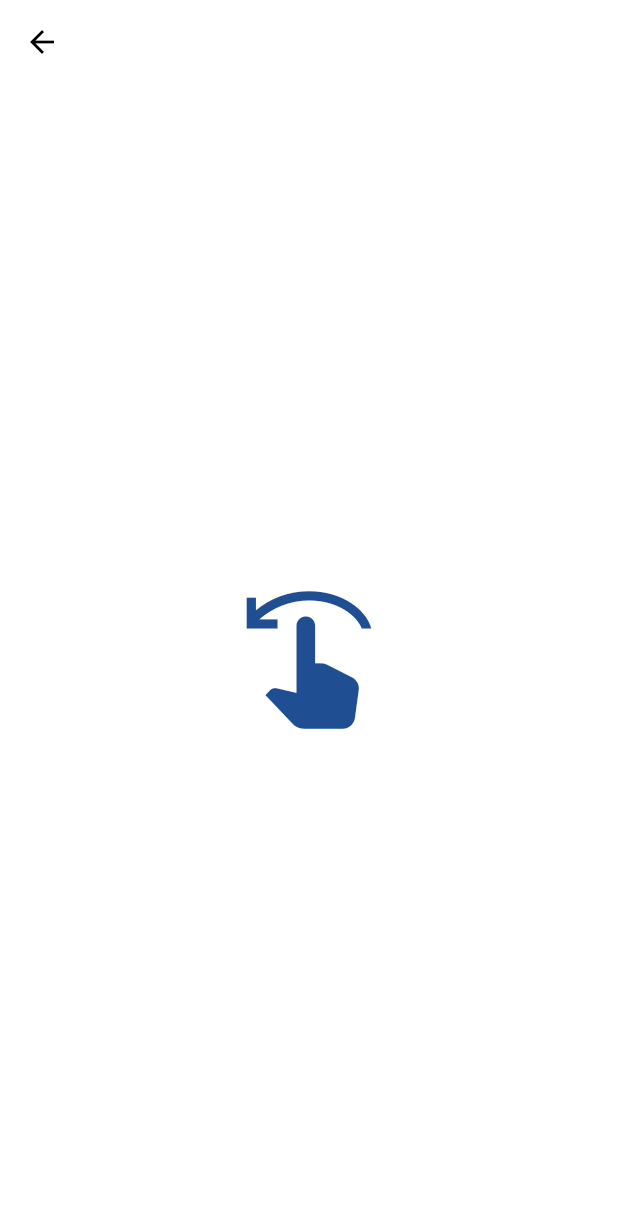
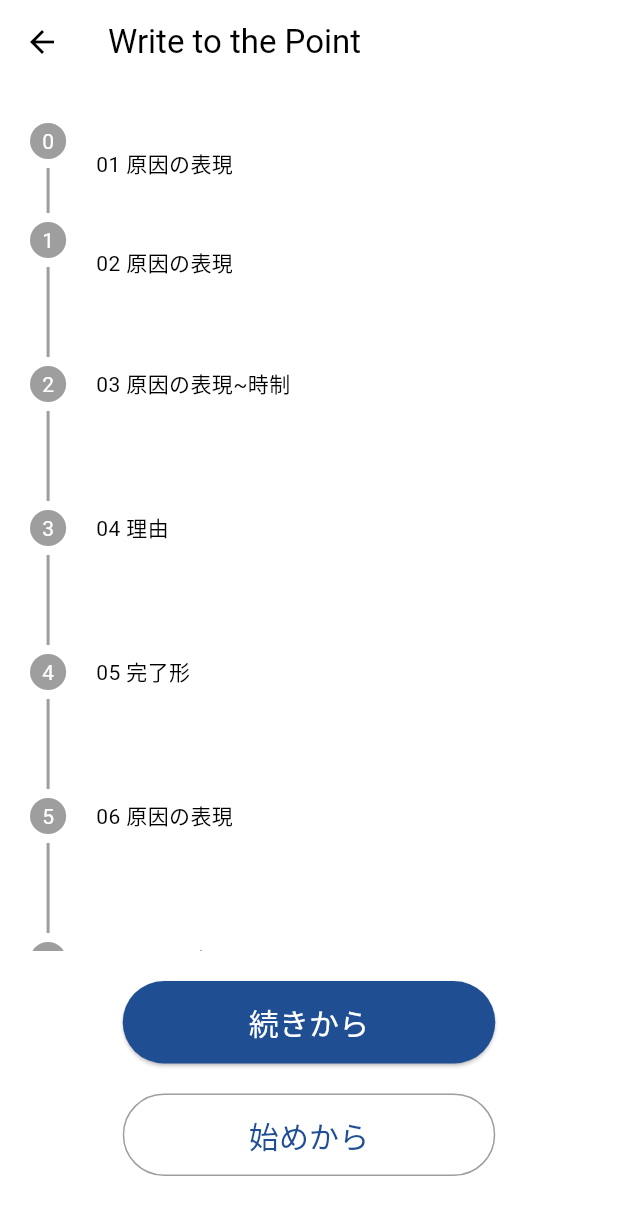
Before and after one commit to pe-tanman/writing_learner, a Flutter app: the screen it shows after launch, after a tap on "Write to the point", on a phone screen of 412 x 824 dp. Shown: the top 1215 px of the screen. Run offline on Flutter 3.47's test engine with Material 3 defaults, Android fonts, the phone set to English and light mode, and no system bars; our stand-ins replace firebase_core, flutter_dotenv, flutter_riverpod, riverpod_annotation, sqflite, webview_flutter; missing offline and left inert: fast_csv; accounts and stored records are empty; network calls fail; project files that could hold a hidden picture were left out.

Commit message:
操作animation, record_write_to_the_point

```diff
--- a/lib/main.dart
+++ b/lib/main.dart
@@ -6,19 +6,16 @@ import 'package:writing_learner/screens/main_screen.dart';
 import 'package:writing_learner/screens/privacy_policy.dart';
 import 'package:writing_learner/screens/question_view.dart';
 import 'package:writing_learner/screens/review_question_view.dart';
+import 'package:writing_learner/screens/w2p_record_screen.dart';
 import 'package:writing_learner/themes/app_theme.dart';
 import 'package:flutter_riverpod/flutter_riverpod.dart';
 import 'package:writing_learner/screens/proverb_question_view.dart';
 import 'package:writing_learner/screens/filling_question_view.dart';
 import 'package:writing_learner/screens/w2p_question_view.dart';
 import 'package:writing_learner/screens/review_list_screen.dart';
-import 'package:firebase_core/firebase_core.dart';
-import 'firebase_options.dart';
 
-void main() async{
-  await Firebase.initializeApp(
-  options: DefaultFirebaseOptions.currentPlatform,
-);
+
+void main() {
   runApp(const ProviderScope(child: MyApp()));
 }
 
@@ -39,6 +36,7 @@ class MyApp extends StatelessWidget {
           FillingQuestionView.routeName: (ctx) => const FillingQuestionView(),
           ProverbQuestionView.routeName: (ctx) => const ProverbQuestionView(),
           W2pQuestionView.routeName: (ctx) => const W2pQuestionView(),
+          W2pRecordScreen.routeName: (ctx) =>  W2pRecordScreen(),
           ReviewQuestionView.routeName: (ctx) => const ReviewQuestionView(),
           ReviewListScreen.routeName: (ctx) =>  ReviewListScreen(),
           DailyChallengeScreen.routeName: (ctx) => const DailyChallengeScreen(),
--- a/lib/screens/daily_challenge.dart
+++ b/lib/screens/daily_challenge.dart
@@ -36,7 +36,7 @@ class DailyChallengeScreenState extends ConsumerState<DailyChallengeScreen> {
   List<Widget> availableQuestionPages = [];
 
   Future<void> initPages(WidgetRef ref, BuildContext context) async {
-    availableQuestionPages.add(const QuestionStartScreen());
+    availableQuestionPages.add( QuestionStartScreen());
     await preloadNextPage(ref, questionNum, context);
     ref.read(isAnsweredProvider.notifier).state = true;
     isInit = false;
--- a/lib/screens/filling_question_view.dart
+++ b/lib/screens/filling_question_view.dart
@@ -30,7 +30,7 @@ class FillingQuestionViewState extends ConsumerState<FillingQuestionView> {
   List<Widget> availableQuestionPages = [];
 
   Future<void> initPages(WidgetRef ref) async {
-    availableQuestionPages.add(const QuestionStartScreen());
+    availableQuestionPages.add( QuestionStartScreen());
     await preloadNextPage(ref, 0);
     ref.read(isAnsweredProvider.notifier).state = true;
     isInit = false;
--- a/lib/screens/home_screen.dart
+++ b/lib/screens/home_screen.dart
@@ -4,6 +4,7 @@ import 'package:writing_learner/provider/database_helper.dart';
 import 'package:writing_learner/screens/daily_challenge.dart';
 import 'package:writing_learner/screens/filling_question_view.dart';
 import 'package:writing_learner/screens/w2p_question_view.dart';
+import 'package:writing_learner/screens/w2p_record_screen.dart';
 import 'package:writing_learner/themes/app_color.dart';
 import 'package:writing_learner/screens/question_view.dart';
 import 'package:writing_learner/screens/proverb_question_view.dart';
@@ -62,14 +63,11 @@ class HomeScreenState extends ConsumerState<HomeScreen> {
                 ),
                 child: InkWell(
                   onTap: () async {
-                    print('tapped');
                     //クリア済みの時の処理R
                     var previous =
                         await dailyChallengeDatabaseHelper.getPreviousDate();
                     var today =
                         dailyChallengeDatabaseHelper.getTodayAsInt();
-                        print('previous: $previous');
-                        print('today: $today');
                     if (previous == today) {
                       ScaffoldMessenger.of(context).showSnackBar(
                         const SnackBar(
@@ -119,7 +117,7 @@ class HomeScreenState extends ConsumerState<HomeScreen> {
                       'Write to the point',
                       '英訳教材',
                       'lib/assets/blue.png',
-                      W2pQuestionView.routeName,
+                      W2pRecordScreen.routeName,
                       context,
                       ref),
                   _buildItem('AI最難関穴埋め', '和文英訳', 'lib/assets/coming_square.png',
--- a/lib/screens/proverb_question_view.dart
+++ b/lib/screens/proverb_question_view.dart
@@ -40,7 +40,7 @@ class ProverbQuestionViewState extends ConsumerState<ProverbQuestionView> {
   }
 
   Future<void> initPages(WidgetRef ref) async {
-    availableQuestionPages.add(const QuestionStartScreen());
+    availableQuestionPages.add( QuestionStartScreen());
     await preloadNextPage(ref, 0);
     ref.read(isAnsweredProvider.notifier).state = true;
     isInit = false;
--- a/lib/screens/question_start_screen.dart
+++ b/lib/screens/question_start_screen.dart
@@ -1,30 +1,58 @@
 import 'package:flutter/material.dart';
-import 'package:flutter_riverpod/flutter_riverpod.dart';
 import 'package:writing_learner/themes/app_color.dart';
 
-class QuestionStartScreen extends ConsumerStatefulWidget {
-  const QuestionStartScreen({super.key});
+class QuestionStartScreen extends StatefulWidget {
+  static const routeName = '/question-start-screen';
+  @override
+  QuestionStartScreenState createState() => QuestionStartScreenState();
+}
+
+class QuestionStartScreenState extends State<QuestionStartScreen>
+    with SingleTickerProviderStateMixin {
+  late AnimationController _controller;
+  late Animation<Offset> _offsetAnimation;
 
   @override
-  ConsumerState<QuestionStartScreen> createState() =>
-      _QuestionStartScreenState();
-}
+  void initState() {
+    super.initState();
+    // アニメーションを2秒間で行い、スワイプの動作を強調
+    _controller = AnimationController(
+      duration: const Duration(seconds: 2),
+      vsync: this,
+    )..repeat(reverse: false);
 
-class _QuestionStartScreenState extends ConsumerState<QuestionStartScreen> {
+    // 左方向に大きくスワイプさせる
+    _offsetAnimation = Tween<Offset>(
+      begin: Offset(1.5, 0), // 画面外右からスタート
+      end: Offset(-1.5, 0), // 左方向へ大きくスワイプ
+    ).animate(CurvedAnimation(
+      parent: _controller,
+      curve: Curves.easeInOut,
+    ));
+  }
+
+  @override
+  void dispose() {
+    _controller.dispose();
+    super.dispose();
+  }
+
   @override
   Widget build(BuildContext context) {
-    return  Scaffold(
-        body: Center(
-      child: Column(
-        mainAxisSize: MainAxisSize.min,
-        children: [
-          Icon(
-            Icons.swipe_left,
+    return Column(
+      mainAxisAlignment: MainAxisAlignment.center,
+      children: [
+        SlideTransition(
+          position: _offsetAnimation,
+          child: Icon(
+            Icons.circle,
+            size: 50,
             color: AppColors.themeColor,
-            size: 100,
           ),
-        ],
-      ),
-    ));
+        ),
+        SizedBox(height: 10),
+        Text('スワイプしてください', style: TextStyle(fontSize: 18)),
+      ],
+    );
   }
 }
--- a/lib/screens/question_view.dart
+++ b/lib/screens/question_view.dart
@@ -29,7 +29,7 @@ class QuestionViewState extends ConsumerState<QuestionView> {
   List<Widget> availableQuestionPages = [];
 
   Future<void> initPages(WidgetRef ref) async {
-    availableQuestionPages.add(const QuestionStartScreen());
+    availableQuestionPages.add( QuestionStartScreen());
     await preloadNextPage(ref, 0);
     ref.read(isAnsweredProvider.notifier).state = true;
     isInit = false;
--- a/lib/screens/review_question_view.dart
+++ b/lib/screens/review_question_view.dart
@@ -34,7 +34,7 @@ class ReviewQuestionViewState extends ConsumerState<ReviewQuestionView> {
 
   Future<void> initPages(WidgetRef ref, BuildContext context) async {
 
-    availableQuestionPages.add(const QuestionStartScreen());
+    availableQuestionPages.add( QuestionStartScreen());
     await preloadNextPage(ref, questionNum, context);
     ref.read(isAnsweredProvider.notifier).state = true;
     isInit = false;
--- a/lib/screens/w2p_question_view.dart
+++ b/lib/screens/w2p_question_view.dart
@@ -36,7 +36,7 @@ class W2pQuestionViewState extends ConsumerState<W2pQuestionView> {
   List<Widget> availableQuestionPages = [];
 
   Future<void> initPages(WidgetRef ref) async {
-    availableQuestionPages.add(const QuestionStartScreen());
+    availableQuestionPages.add( QuestionStartScreen());
     startQuestionId = await getNextId();
     print("startQuestionId$startQuestionId");
     await preloadNextPage(ref, questionNum + 1);
--- /dev/null
+++ b/lib/screens/w2p_record_screen.dart
@@ -0,0 +1,183 @@
+import 'package:flutter/material.dart';
+import 'package:path/path.dart';
+import 'package:writing_learner/provider/database_helper.dart';
+import 'package:writing_learner/provider/emoji_converter.dart';
+import 'package:writing_learner/screens/w2p_question_view.dart';
+import 'package:writing_learner/themes/app_color.dart';
+import 'package:writing_learner/themes/app_theme.dart';
+
+class W2pRecordScreen extends StatefulWidget {
+  static const routeName = 'w2p-record-screen';
+  @override
+  _W2pRecordScreenState createState() => _W2pRecordScreenState();
+}
+
+class _W2pRecordScreenState extends State<W2pRecordScreen> {
+  MaterialDatabaseHelper materialDatabaseHelper = MaterialDatabaseHelper();
+  late var currentSection;
+  var isLoading = true;
+  var isInit = true;
+  int materialId = 2;
+  Future<void> getCurrentSection() async {
+    int nextNum = await materialDatabaseHelper.getNextNum(materialId);
+      currentSection = nextNum ~/ 3 - 1;
+      setState(() {
+        isLoading = false;
+        isInit = false;
+      });
+
+  }
+
+  @override
+  Widget build(BuildContext context) {
+    if (isInit) {
+      getCurrentSection();
+    }
+    return Scaffold(
+      appBar: AppBar(
+        title: Text('Write to the Point'),
+      ),
+      body: Center(
+        child: isLoading
+            ? CircularProgressIndicator()
+            : Padding(
+                padding: const EdgeInsets.all(20.0),
+                child: Column(
+                  children: [
+                    Expanded(
+                      child: ListView.builder(
+                        itemCount: 10,
+                        itemBuilder: (context, index) {
+                          return ProgressStep(
+                            step: index,
+                            isCompleted: index <
+                                currentSection, // Assume steps 1-3 are completed
+                            isActive: index ==
+                                currentSection, // Assume step 4 is the active step
+                          );
+                        },
+                      ),
+                    ),
+                    SizedBox(height: 20),
+                    primaryButton('続きから', () {
+                      Navigator.of(context)
+                          .pushNamed(W2pQuestionView.routeName);
+                    }),
+                    SizedBox(height: 20),
+                    secondaryButton('始めから', () {
+                      materialDatabaseHelper.updateNextNumber(0, materialId);
+                      Navigator.of(context)
+                          .pushNamed(W2pQuestionView.routeName);
+                    }),
+                    SizedBox(height: 20),
+                  ],
+                ),
+              ),
+      ),
+    );
+  }
+}
+
+class ProgressStep extends StatefulWidget {
+  final int step;
+  final bool isCompleted;
+  final bool isActive;
+
+  ProgressStep({
+    required this.step,
+    required this.isCompleted,
+    required this.isActive,
+  });
+
+  @override
+  _ProgressStepState createState() => _ProgressStepState();
+}
+
+class _ProgressStepState extends State<ProgressStep> {
+  var accuracyList = [];
+  var isInit = true;
+
+  DailyChallengeDatabaseHelper dailyChallengeDatabaseHelper =
+      DailyChallengeDatabaseHelper();
+
+  final steps = [
+'01 原因の表現',
+'02 原因の表現',
+'03 原因の表現~時制',
+'04 理由',
+'05 完了形',
+'06 原因の表現',
+    '07 原因の表現',
+    '08 原因の表現~時制',
+    '09 理由',
+    '10 完了形',
+  ];
+
+  @override
+  Widget build(BuildContext context) {
+    if (isInit) {
+    }
+    return Row(
+            crossAxisAlignment: CrossAxisAlignment.center,
+            children: [
+              // The circle and vertical line
+              Column(
+                crossAxisAlignment: CrossAxisAlignment.center,
+                children: [
+                  // Top connecting line (except for the first item)
+                  if (widget.step > 1)
+                    Container(
+                      width: 2,
+                      height: 30,
+                      color: widget.isCompleted || widget.isActive
+                          ? AppColors.themeColor
+                          : Colors.grey,
+                    ),
+                  // Circle to represent the step
+                  Container(
+                    padding: EdgeInsets.all(8),
+                    decoration: BoxDecoration(
+                      shape: BoxShape.circle,
+                      color: widget.isCompleted || widget.isActive
+                          ? AppColors.themeColor
+                          : Colors.grey,
+                    ),
+                    child: Text(
+                      widget.step.toString(),
+                      style: TextStyle(
+                        color: Colors.white,
+                      ),
+                    ),
+                  ),
+                  // Bottom connecting line (except for the last item)
+                  if (widget.step < 10)
+                    Container(
+                      width: 2,
+                      height: 30,
+                      color: widget.isCompleted || widget.isActive
+                          ? AppColors.themeColor
+                          : Colors.grey,
+                    ),
+                ],
+              ),
+              // Spacing between circle and text
+              SizedBox(width: 20),
+              // Label or additional information for the step
+              Row(
+                children: [
+                  Text(
+                    "${steps[widget.step]}",
+                    style: TextStyle(
+                      fontWeight:
+                          widget.isActive ? FontWeight.bold : FontWeight.normal,
+                      color: widget.isActive
+                          ? AppColors.accentColor
+                          : Colors.black,
+                    ),
+                  ),
+                ],
+              ),
+            ],
+          );
+  }
+}
```
Also changed, not shown: lib/utilities/generative_service.dart (+18 -18 lines), 1 other file.
